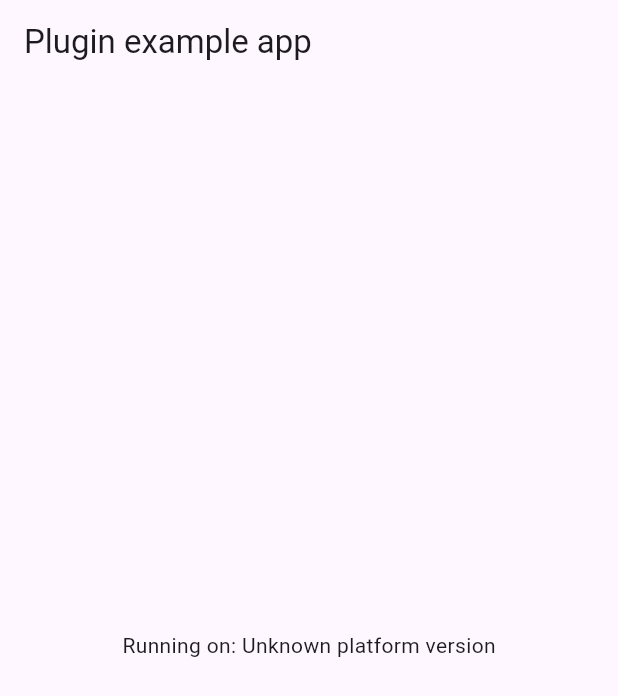
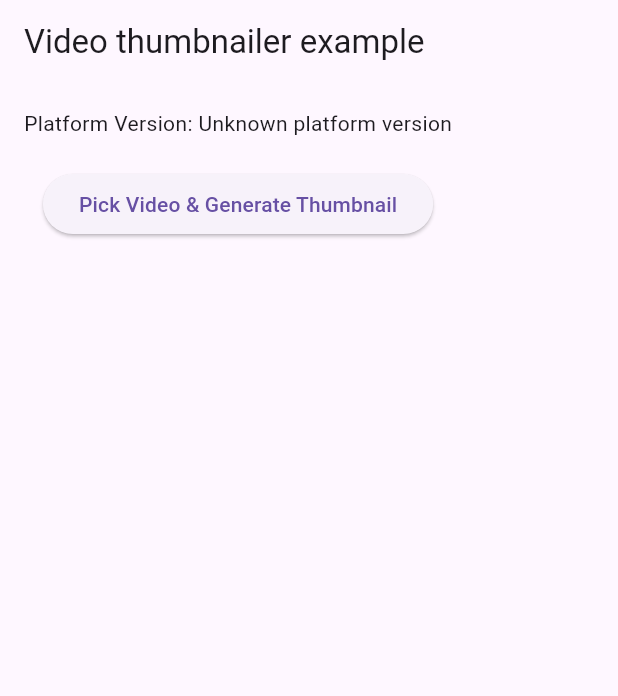
Before and after one commit to Morizuq/video_thumbnailer, a Flutter app: the screen it shows after launch, on a phone screen of 412 x 824 dp. Shown: the top 696 px of the screen. Run offline on Flutter 3.47's test engine with Material 3 defaults, Android fonts, the phone set to English and light mode, and no system bars; our stand-ins replace file_picker, plugin_platform_interface.

Commit message:
Chore: Add an example impl in the example/main.dart

```diff
--- a/example/lib/main.dart
+++ b/example/lib/main.dart
@@ -1,3 +1,6 @@
+import 'dart:io';
+
+import 'package:file_picker/file_picker.dart';
 import 'package:flutter/material.dart';
 import 'dart:async';
 
@@ -19,6 +22,9 @@ class _MyAppState extends State<MyApp> {
   String _platformVersion = 'Unknown';
   final _videoThumbnailerPlugin = VideoThumbnailer();
 
+  String? _thumbnailPath;
+  Uint8List? _thumbnailBytes;
+
   @override
   void initState() {
     super.initState();
@@ -32,7 +38,8 @@ class _MyAppState extends State<MyApp> {
     // We also handle the message potentially returning null.
     try {
       platformVersion =
-          await _videoThumbnailerPlugin.getPlatformVersion() ?? 'Unknown platform version';
+          await _videoThumbnailerPlugin.getPlatformVersion() ??
+          'Unknown platform version';
     } on PlatformException {
       platformVersion = 'Failed to get platform version.';
     }
@@ -47,15 +54,66 @@ class _MyAppState extends State<MyApp> {
     });
   }
 
+  Future<void> pickVideoAndGenerateThumbnail() async {
+    final result = await FilePicker.platform.pickFiles(type: FileType.video);
+
+    if (result != null && result.files.single.path != null) {
+      final videoPath = result.files.single.path!;
+
+      final path = await VideoThumbnailer.generateThumbnail(
+        videoPath: videoPath,
+        time: 1000, // 1 second into the video
+        quality: 75,
+        format: ImageFormat.jpeg, // JPEG
+      );
+
+      final bytes = await VideoThumbnailer.generateThumbnailData(
+        videoPath: videoPath,
+        time: 1000,
+      );
+
+      setState(() {
+        _thumbnailPath = path;
+        _thumbnailBytes = bytes;
+      });
+    }
+  }
+
   @override
   Widget build(BuildContext context) {
     return MaterialApp(
       home: Scaffold(
-        appBar: AppBar(
-          title: const Text('Plugin example app'),
-        ),
-        body: Center(
-          child: Text('Running on: $_platformVersion\n'),
+        appBar: AppBar(title: const Text('Video thumbnailer example')),
+        body: Padding(
+          padding: const EdgeInsets.all(16),
+          child: Column(
+            children: [
+              Text('Platform Version: $_platformVersion'),
+              const SizedBox(height: 20),
+              ElevatedButton(
+                onPressed: pickVideoAndGenerateThumbnail,
+                child: const Text('Pick Video & Generate Thumbnail'),
+              ),
+              const SizedBox(height: 20),
+              if (_thumbnailBytes != null)
+                Column(
+                  crossAxisAlignment: CrossAxisAlignment.start,
+                  children: [
+                    const Text('Thumbnail from Memory:'),
+                    Image.memory(_thumbnailBytes!),
+                  ],
+                ),
+              const SizedBox(height: 20),
+              if (_thumbnailPath != null)
+                Column(
+                  crossAxisAlignment: CrossAxisAlignment.start,
+                  children: [
+                    const Text('Thumbnail from File:'),
+                    Image.file(File(_thumbnailPath!)),
+                  ],
+                ),
+            ],
+          ),
         ),
       ),
     );
--- a/example/pubspec.yaml
+++ b/example/pubspec.yaml
@@ -24,6 +24,7 @@ dependencies:
     # The example app is bundled with the plugin so we use a path dependency on
     # the parent directory to use the current plugin's version.
     path: ../
+  file_picker: ^10.2.0
 
   # The following adds the Cupertino Icons font to your application.
   # Use with the CupertinoIcons class for iOS style icons.
```
Also changed, not shown: example/pubspec.lock.
